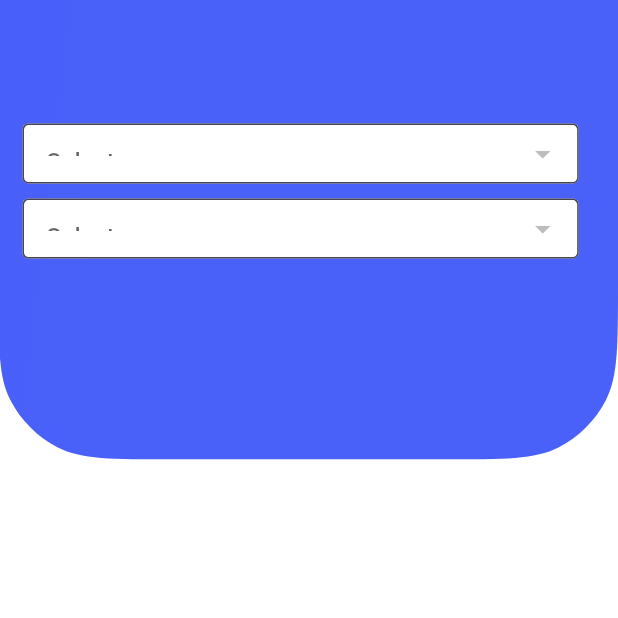
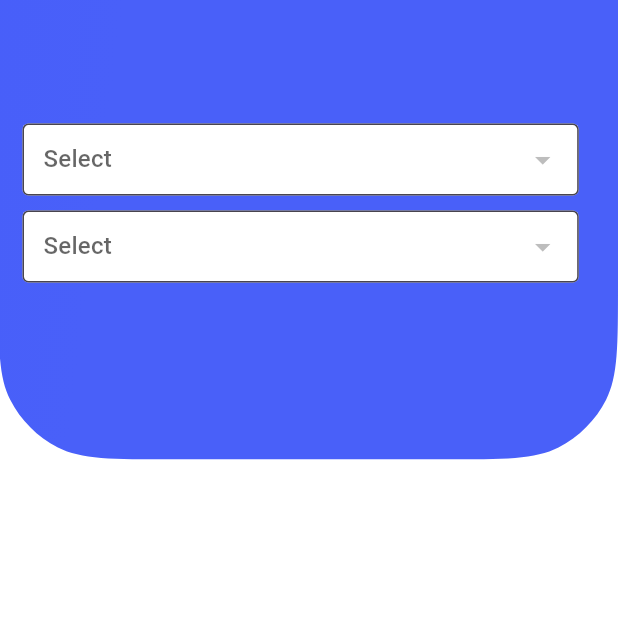
Before and after one commit to a7iiid/PTMA, a Flutter app: the SelectRouts screen opened by its route, on a phone screen of 412 x 824 dp, the top half of it. Run offline on Flutter 3.47's test engine with Material 3 defaults, Android fonts, the phone set to English and light mode, and no system bars; our stand-ins replace bloc, cloud_firestore, dartz, dio, firebase_auth, firebase_core and 12 more; missing offline and left inert: ai_barcode_scanner, firebase_app_check, flutter_barcode_scanner, flutter_polyline_points, flutter_stripe, font_awesome_icon_class; accounts and stored records are empty; project files that could hold a hidden picture were left out.

Commit message:
fix issus whith dropmenue

```diff
--- a/lib/feture/google_map/manegar/cubit/map_cubit.dart
+++ b/lib/feture/google_map/manegar/cubit/map_cubit.dart
@@ -59,7 +59,6 @@ class MapCubit extends Cubit<MapState> {
       });
       await getStationFromFireBase();
       setStation();
-      log("${stationModel}");
       emit(MapSuccess());
     } on ServiceEnabelExption catch (e) {
       // TODO
--- a/lib/feture/home/presentation/view/widget/selcted_routs.dart
+++ b/lib/feture/home/presentation/view/widget/selcted_routs.dart
@@ -22,17 +22,27 @@ import 'body_selecte_rout.dart';
 import 'head_home_page.dart';
 import 'station_menue.dart';
 
-class SelectRouts extends StatelessWidget {
+class SelectRouts extends StatefulWidget {
   SelectRouts({super.key});
+
+  @override
+  State<SelectRouts> createState() => _SelectRoutsState();
+}
+
+class _SelectRoutsState extends State<SelectRouts> {
   final TextEditingController iconController = TextEditingController();
+
   StationModel? sourseStation;
+
   StationModel? distnationStation;
+
+  List<DropdownMenuItem<StationModel>>? stationModel;
+
   @override
   Widget build(BuildContext context) {
     var cubit = SelectRoutCubit.get(context);
-
-    return BlocConsumer<SelectRoutCubit, SelectRoutState>(
-      listener: (context, state) => log("$state"),
+    log("${MapCubit.get(context).stationModel}");
+    return BlocBuilder<SelectRoutCubit, SelectRoutState>(
       builder: (context, state) {
         return Scaffold(
           drawer: CustomeDrawer(),
--- a/lib/feture/home/presentation/view/widget/station_menue.dart
+++ b/lib/feture/home/presentation/view/widget/station_menue.dart
@@ -1,3 +1,5 @@
+import 'dart:developer';
+
 import 'package:flutter/material.dart';
 
 import '../../../../google_map/data/model/station_model.dart';
@@ -18,7 +20,7 @@ class _DropMenuItemState extends State<DropMenuItem> {
   StationModel? _selectedStation;
 
   @override
-  void didChangeDependencies() async {
+  void initState() {
     var station = MapCubit.get(context).stationModel;
     stationModel = station
         .map((station) => DropdownMenuItem<StationModel>(
@@ -26,13 +28,16 @@ class _DropMenuItemState extends State<DropMenuItem> {
               child: Text(station.name),
             ))
         .toList();
-    super.didChangeDependencies();
+    log("$station");
+    super.initState();
   }
 
   @override
   Widget build(BuildContext context) {
     return DropdownButtonFormField<StationModel>(
+      padding: EdgeInsets.zero,
       items: stationModel,
+      isDense: true,
       hint: Text("Select "),
       value: _selectedStation,
       onChanged: (newValue) {
@@ -44,12 +49,19 @@ class _DropMenuItemState extends State<DropMenuItem> {
       decoration: InputDecoration(
         border: OutlineInputBorder(),
         constraints: BoxConstraints(
-            maxWidth: MediaQuery.sizeOf(context).width * .9, maxHeight: 40),
+            maxWidth: MediaQuery.sizeOf(context).width * .9, maxHeight: 50),
         filled: true,
         fillColor: Colors.white,
-        labelStyle: TextStyle(color: Colors.black, fontSize: 25),
-        hintStyle: TextStyle(color: Colors.black, fontSize: 25),
+        labelStyle: TextStyle(
+          color: Colors.black,
+        ),
+        hintStyle: TextStyle(
+          color: Colors.black,
+        ),
         hoverColor: Colors.white,
+        contentPadding: EdgeInsets.symmetric(
+          horizontal: 10,
+        ),
       ),
     );
   }
```
Also changed, not shown: lib/feture/home/presentation/view/widget/dropdowne.dart (deleted, +0 -60 lines).
